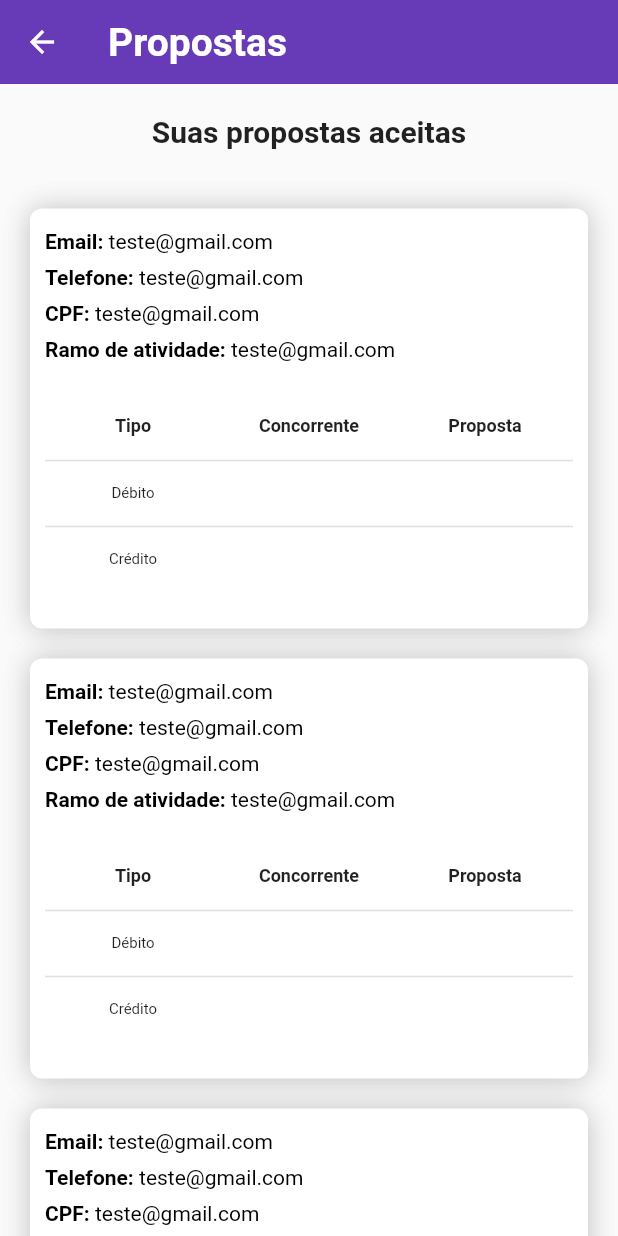
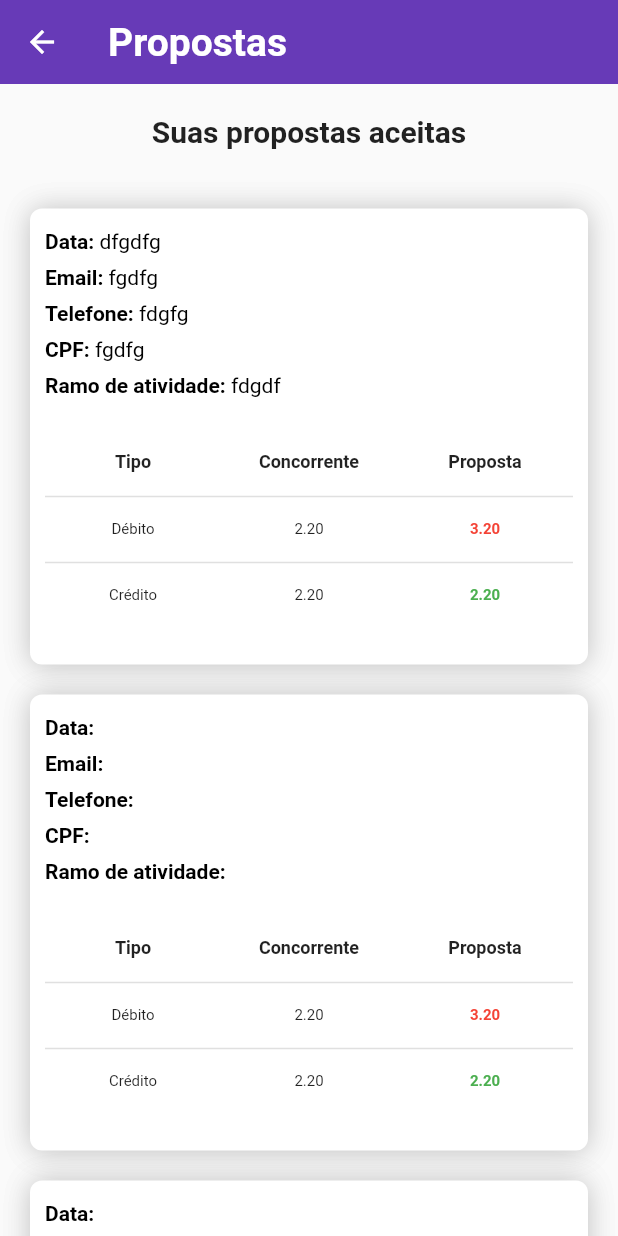
Before and after one commit to rodrigorafaeldamaceno/credit_simulator, a Flutter app: the screen it shows after launch, after a tap on "Visualizar propostas aceitas", on a phone screen of 412 x 824 dp. Run offline on Flutter 3.47's test engine with Material 2 defaults, Android fonts, the phone set to English and light mode, and no system bars; our stand-ins replace flutter_masked_text, flutter_mobx, mobx, progress_dialog; missing offline and left inert: cpfcnpj; generated files the repository leaves out were written again; Roboto replaces fonts that are missing (Montserrat).

Commit message:
propostas estaticas

```diff
--- /dev/null
+++ b/lib/models/proposta/proposta_model.dart
@@ -0,0 +1,64 @@
+class Proposta {
+  String email;
+  String telefone;
+  String cpf;
+  String ramo;
+  String data;
+  double taxaCreditoConcorrente;
+  double descontoCreditoConcorrente;
+  double taxaDebitoConcorrente;
+  double descontoDebitoConcorrente;
+  double taxaCredito;
+  double descontoCredito;
+  double taxaDebito;
+  double descontoDebito;
+
+  Proposta(
+      {this.email,
+      this.telefone,
+      this.cpf,
+      this.ramo,
+      this.data,
+      this.taxaCreditoConcorrente,
+      this.descontoCreditoConcorrente,
+      this.taxaDebitoConcorrente,
+      this.descontoDebitoConcorrente,
+      this.taxaCredito,
+      this.descontoCredito,
+      this.taxaDebito,
+      this.descontoDebito});
+
+  Proposta.fromJson(Map<String, dynamic> json) {
+    email = json['email'];
+    telefone = json['telefone'];
+    cpf = json['cpf'];
+    ramo = json['ramo'];
+    data = json['data'];
+    taxaCreditoConcorrente = json['taxaCreditoConcorrente'];
+    descontoCreditoConcorrente = json['descontoCreditoConcorrente'];
+    taxaDebitoConcorrente = json['taxaDebitoConcorrente'];
+    descontoDebitoConcorrente = json['descontoDebitoConcorrente'];
+    taxaCredito = json['taxaCredito'];
+    descontoCredito = json['descontoCredito'];
+    taxaDebito = json['taxaDebito'];
+    descontoDebito = json['descontoDebito'];
+  }
+
+  Map<String, dynamic> toJson() {
+    final Map<String, dynamic> data = new Map<String, dynamic>();
+    data['email'] = this.email;
+    data['telefone'] = this.telefone;
+    data['cpf'] = this.cpf;
+    data['ramo'] = this.ramo;
+    data['data'] = this.data;
+    data['taxaCreditoConcorrente'] = this.taxaCreditoConcorrente;
+    data['descontoCreditoConcorrente'] = this.descontoCreditoConcorrente;
+    data['taxaDebitoConcorrente'] = this.taxaDebitoConcorrente;
+    data['descontoDebitoConcorrente'] = this.descontoDebitoConcorrente;
+    data['taxaCredito'] = this.taxaCredito;
+    data['descontoCredito'] = this.descontoCredito;
+    data['taxaDebito'] = this.taxaDebito;
+    data['descontoDebito'] = this.descontoDebito;
+    return data;
+  }
+}
--- a/lib/screens/listagem_propostas/listagem_propostas.dart
+++ b/lib/screens/listagem_propostas/listagem_propostas.dart
@@ -1,7 +1,10 @@
+import 'package:credit_simulator/models/proposta/proposta_model.dart';
+import 'package:credit_simulator/stores/propostas/propostas_store.dart';
 import 'package:credit_simulator/widgets/custom/card/custom_card.dart';
 import 'package:credit_simulator/widgets/descricao_valor.dart';
 import 'package:credit_simulator/widgets/linha_tabela.dart';
 import 'package:flutter/material.dart';
+import 'package:flutter_mobx/flutter_mobx.dart';
 
 class ListagemDePropostasScreen extends StatefulWidget {
   @override
@@ -10,7 +13,15 @@ class ListagemDePropostasScreen extends StatefulWidget {
 }
 
 class _ListagemDePropostasScreenState extends State<ListagemDePropostasScreen> {
-  Widget cardTable() {
+  final controller = PropostasStore();
+
+  @override
+  void initState() {
+    super.initState();
+    controller.listarPropostasEstatico();
+  }
+
+  Widget cardTable(Proposta proposta) {
     return Container(
       margin: EdgeInsets.symmetric(vertical: 10),
       child: Table(
@@ -49,19 +60,19 @@ class _ListagemDePropostasScreenState extends State<ListagemDePropostasScreen> {
               ),
             ),
             Text(
-              '',
+              proposta.taxaDebitoConcorrente.toStringAsFixed(2),
               style: TextStyle(
                 fontSize: 10,
               ),
             ),
             Text(
-              '',
+              proposta.taxaDebito.toStringAsFixed(2),
               style: TextStyle(
                 fontSize: 10,
                 fontWeight: FontWeight.bold,
-                // color: controller.propostaDebito > controller.debitoConcorrente
-                //     ? Colors.red
-                //     : Colors.green,
+                color: proposta.taxaDebito > proposta.taxaDebitoConcorrente
+                    ? Colors.red
+                    : Colors.green,
               ),
             ),
           ]),
@@ -73,20 +84,19 @@ class _ListagemDePropostasScreenState extends State<ListagemDePropostasScreen> {
               ),
             ),
             Text(
-              '',
+              proposta.taxaCreditoConcorrente.toStringAsFixed(2),
               style: TextStyle(
                 fontSize: 10,
               ),
             ),
             Text(
-              '',
+              proposta.taxaCredito.toStringAsFixed(2),
               style: TextStyle(
                 fontSize: 10,
                 fontWeight: FontWeight.bold,
-                // color:
-                //     controller.propostaCredito > controller.creditoConcorrente
-                //         ? Colors.red
-                //         : Colors.green,
+                color: proposta.taxaCredito > proposta.taxaCreditoConcorrente
+                    ? Colors.red
+                    : Colors.green,
               ),
             ),
           ]),
@@ -95,7 +105,7 @@ class _ListagemDePropostasScreenState extends State<ListagemDePropostasScreen> {
     );
   }
 
-  Widget cardProposta() {
+  Widget cardProposta(Proposta proposta) {
     return CustomCard(
       margin: EdgeInsets.only(bottom: 20),
       child: Container(
@@ -103,24 +113,28 @@ class _ListagemDePropostasScreenState extends State<ListagemDePropostasScreen> {
         child: Column(
           crossAxisAlignment: CrossAxisAlignment.start,
           children: <Widget>[
-            DescricaoValor(descricao: 'Email: ', valor: 'teste@gmail.com'),
+            DescricaoValor(descricao: 'Data: ', valor: proposta.data),
             SizedBox(
               height: 8,
             ),
-            DescricaoValor(descricao: 'Telefone: ', valor: 'teste@gmail.com'),
+            DescricaoValor(descricao: 'Email: ', valor: proposta.email),
             SizedBox(
               height: 8,
             ),
-            DescricaoValor(descricao: 'CPF: ', valor: 'teste@gmail.com'),
+            DescricaoValor(descricao: 'Telefone: ', valor: proposta.telefone),
+            SizedBox(
+              height: 8,
+            ),
+            DescricaoValor(descricao: 'CPF: ', valor: proposta.cpf),
             SizedBox(
               height: 8,
             ),
             DescricaoValor(
-                descricao: 'Ramo de atividade: ', valor: 'teste@gmail.com'),
+                descricao: 'Ramo de atividade: ', valor: proposta.ramo),
             SizedBox(
               height: 10,
             ),
-            cardTable()
+            cardTable(proposta)
           ],
         ),
       ),
@@ -148,12 +162,21 @@ class _ListagemDePropostasScreenState extends State<ListagemDePropostasScreen> {
               SizedBox(
                 height: 40,
               ),
-              ListView.builder(
-                itemCount: 10,
-                shrinkWrap: true,
-                physics: NeverScrollableScrollPhysics(),
-                itemBuilder: (BuildContext context, int index) {
-                  return cardProposta();
+              Observer(
+                builder: (_) {
+                  if (controller.carregandoPropostas)
+                    return Center(
+                      child: CircularProgressIndicator(),
+                    );
+
+                  return ListView.builder(
+                    itemCount: controller.propostas.length,
+                    shrinkWrap: true,
+                    physics: NeverScrollableScrollPhysics(),
+                    itemBuilder: (BuildContext context, int index) {
+                      return cardProposta(controller.propostas[index]);
+                    },
+                  );
                 },
               ),
             ],
--- /dev/null
+++ b/lib/stores/propostas/propostas_store.dart
@@ -0,0 +1,89 @@
+import 'package:credit_simulator/models/proposta/proposta_model.dart';
+import 'package:mobx/mobx.dart';
+part 'propostas_store.g.dart';
+
+class PropostasStore = _PropostasStoreBase with _$PropostasStore;
+
+abstract class _PropostasStoreBase with Store {
+  @observable
+  ObservableList<Proposta> propostas = ObservableList<Proposta>();
+
+  @observable
+  bool carregandoPropostas = true;
+
+  @action
+  Future<List<Proposta>> listarPropostasEstatico() async {
+    var lista = [
+      {
+        "email": "fgdfg",
+        "telefone": "fdgfg",
+        "cpf": "fgdfg",
+        "ramo": "fdgdf",
+        "data": "dfgdfg",
+        "taxaCreditoConcorrente": 2.2,
+        "descontoCreditoConcorrente": 2.2,
+        "taxaDebitoConcorrente": 2.2,
+        "descontoDebitoConcorrente": 2.2,
+        "taxaCredito": 2.2,
+        "descontoCredito": 3.5,
+        "taxaDebito": 3.2,
+        "descontoDebito": 1.2
+      },
+      {
+        "email": "",
+        "telefone": "",
+        "cpf": "",
+        "ramo": "",
+        "data": "",
+        "taxaCreditoConcorrente": 2.2,
+        "descontoCreditoConcorrente": 2.2,
+        "taxaDebitoConcorrente": 2.2,
+        "descontoDebitoConcorrente": 2.2,
+        "taxaCredito": 2.2,
+        "descontoCredito": 3.5,
+        "taxaDebito": 3.2,
+        "descontoDebito": 1.2
+      },
+      {
+        "email": "",
+        "telefone": "",
+        "cpf": "",
+        "ramo": "",
+        "data": "",
+        "taxaCreditoConcorrente": 2.2,
+        "descontoCreditoConcorrente": 2.2,
+        "taxaDebitoConcorrente": 2.2,
+        "descontoDebitoConcorrente": 2.2,
+        "taxaCredito": 2.2,
+        "descontoCredito": 3.5,
+        "taxaDebito": 3.2,
+        "descontoDebito": 1.2
+      },
+      {
+        "email": "",
+        "telefone": "",
+        "cpf": "",
+        "ramo": "",
+        "data": "",
+        "taxaCreditoConcorrente": 2.2,
+        "descontoCreditoConcorrente": 2.2,
+        "taxaDebitoConcorrente": 2.2,
+        "descontoDebitoConcorrente": 2.2,
+        "taxaCredito": 2.2,
+        "descontoCredito": 3.5,
+        "taxaDebito": 3.2,
+        "descontoDebito": 1.2
+      },
+    ];
+
+    carregandoPropostas = true;
+
+    await Future.delayed(Duration(milliseconds: 200));
+
+    propostas.clear();
+    propostas.addAll(lista.map((e) => Proposta.fromJson(e)).toList());
+
+    carregandoPropostas = false;
+    return propostas;
+  }
+}
```
Also changed, not shown: lib/stores/propostas/propostas_store.g.dart (added).
